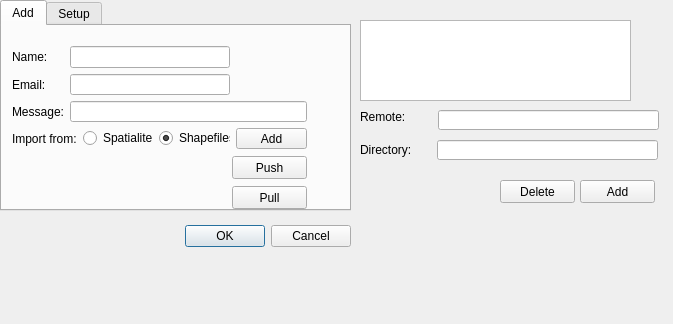
Above: geogig_module_dialog_base.ui from roscoeZA/GeoGigSync before the change. Below: the same form after it.
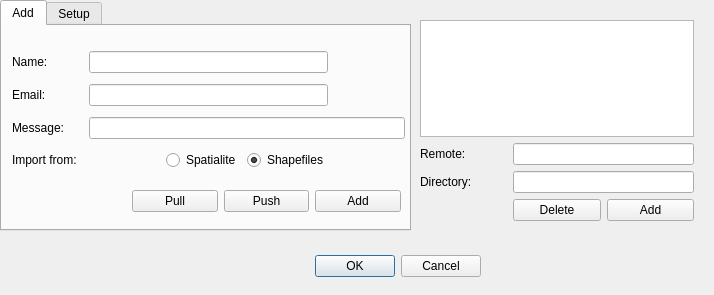
That is the form after the change. The open tabs and pages were chosen to show the change.

Commit message: Changed form layout

What changed in the file:
```diff
--- a/geogig_module_dialog_base.ui
+++ b/geogig_module_dialog_base.ui
@@ -6,8 +6,8 @@
    <rect>
     <x>0</x>
     <y>0</y>
-    <width>673</width>
-    <height>324</height>
+    <width>714</width>
+    <height>295</height>
    </rect>
   </property>
   <property name="windowTitle">
@@ -16,8 +16,8 @@
   <widget class="QDialogButtonBox" name="button_box">
    <property name="geometry">
     <rect>
-     <x>10</x>
-     <y>220</y>
+     <x>140</x>
+     <y>250</y>
      <width>341</width>
      <height>32</height>
     </rect>
@@ -34,8 +34,8 @@
     <rect>
      <x>0</x>
      <y>0</y>
-     <width>351</width>
-     <height>211</height>
+     <width>411</width>
+     <height>231</height>
     </rect>
    </property>
    <property name="currentIndex">
@@ -50,8 +50,8 @@
       <rect>
        <x>10</x>
        <y>20</y>
-       <width>295</width>
-       <height>103</height>
+       <width>393</width>
+       <height>132</height>
       </rect>
      </property>
      <layout class="QGridLayout" name="gridLayout">
@@ -109,7 +109,33 @@
         </property>
        </widget>
       </item>
-      <item row="3" column="4">
+     </layout>
+    </widget>
+    <widget class="QWidget" name="">
+     <property name="geometry">
+      <rect>
+       <x>130</x>
+       <y>160</y>
+       <width>269</width>
+       <height>30</height>
+      </rect>
+     </property>
+     <layout class="QHBoxLayout" name="horizontalLayout">
+      <item>
+       <widget class="QPushButton" name="pushButton_2">
+        <property name="text">
+         <string>Pull</string>
+        </property>
+       </widget>
+      </item>
+      <item>
+       <widget class="QPushButton" name="btnPush">
+        <property name="text">
+         <string>Push</string>
+        </property>
+       </widget>
+      </item>
+      <item>
        <widget class="QPushButton" name="btnSync">
         <property name="text">
          <string>Add</string>
@@ -118,32 +144,6 @@
       </item>
      </layout>
     </widget>
-    <widget class="QPushButton" name="btnPush">
-     <property name="geometry">
-      <rect>
-       <x>230</x>
-       <y>130</y>
-       <width>75</width>
-       <height>23</height>
-      </rect>
-     </property>
-     <property name="text">
-      <string>Push</string>
-     </property>
-    </widget>
-    <widget class="QPushButton" name="pushButton_2">
-     <property name="geometry">
-      <rect>
-       <x>230</x>
-       <y>160</y>
-       <width>75</width>
-       <height>23</height>
-      </rect>
-     </property>
-     <property name="text">
-      <string>Pull</string>
-     </property>
-    </widget>
    </widget>
    <widget class="QWidget" name="tab_2">
     <attribute name="title">
@@ -255,87 +255,62 @@
     </widget>
    </widget>
   </widget>
-  <widget class="QListWidget" name="listRepos">
+  <widget class="QWidget" name="widget" native="true">
    <property name="geometry">
     <rect>
-     <x>360</x>
+     <x>420</x>
      <y>20</y>
-     <width>271</width>
-     <height>81</height>
+     <width>274</width>
+     <height>201</height>
     </rect>
    </property>
-  </widget>
-  <widget class="QPushButton" name="btnDelete">
-   <property name="geometry">
-    <rect>
-     <x>500</x>
-     <y>180</y>
-     <width>75</width>
-     <height>23</height>
-    </rect>
-   </property>
-   <property name="text">
-    <string>Delete</string>
-   </property>
-  </widget>
-  <widget class="QPushButton" name="btnAdd">
-   <property name="geometry">
-    <rect>
-     <x>580</x>
-     <y>180</y>
-     <width>75</width>
-     <height>23</height>
-    </rect>
-   </property>
-   <property name="text">
-    <string>Add</string>
-   </property>
-  </widget>
-  <widget class="QLineEdit" name="txtRemote">
-   <property name="geometry">
-    <rect>
-     <x>438</x>
-     <y>110</y>
-     <width>221</width>
-     <height>20</height>
-    </rect>
-   </property>
-  </widget>
-  <widget class="QLabel" name="labelRemote_2">
-   <property name="geometry">
-    <rect>
-     <x>360</x>
-     <y>140</y>
-     <width>51</width>
-     <height>20</height>
-    </rect>
-   </property>
-   <property name="text">
-    <string>Directory: </string>
-   </property>
-  </widget>
-  <widget class="QLineEdit" name="txtDir">
-   <property name="geometry">
-    <rect>
-     <x>437</x>
-     <y>140</y>
-     <width>221</width>
-     <height>20</height>
-    </rect>
-   </property>
-  </widget>
-  <widget class="QLabel" name="labelRemoteURL">
-   <property name="geometry">
-    <rect>
-     <x>360</x>
-     <y>110</y>
-     <width>46</width>
-     <height>13</height>
-    </rect>
-   </property>
-   <property name="text">
-    <string>Remote: </string>
-   </property>
+   <layout class="QGridLayout" name="gridLayout_3">
+    <item row="0" column="0" colspan="3">
+     <widget class="QListWidget" name="listRepos"/>
+    </item>
+    <item row="1" column="0">
+     <widget class="QLabel" name="labelRemoteURL">
+      <property name="text">
+       <string>Remote: </string>
+      </property>
+     </widget>
+    </item>
+    <item row="1" column="1" colspan="2">
+     <widget class="QLineEdit" name="txtRemote"/>
+    </item>
+    <item row="2" column="0">
+     <widget class="QLabel" name="labelRemote_2">
+      <property name="text">
+       <string>Directory: </string>
+      </property>
+     </widget>
+    </item>
+    <item row="2" column="1" colspan="2">
+     <widget class="QLineEdit" name="txtDir"/>
+    </item>
+    <item row="3" column="1">
+     <widget class="QPushButton" name="btnDelete">
+      <property name="text">
+       <string>Delete</string>
+      </property>
+     </widget>
+    </item>
+    <item row="3" column="2">
+     <widget class="QPushButton" name="btnAdd">
+      <property name="text">
+       <string>Add</string>
+      </property>
+     </widget>
+    </item>
+   </layout>
+   <zorder>btnDelete</zorder>
+   <zorder>btnAdd</zorder>
+   <zorder>btnDelete</zorder>
+   <zorder>txtDir</zorder>
+   <zorder>txtRemote</zorder>
+   <zorder>listRepos</zorder>
+   <zorder>labelRemoteURL</zorder>
+   <zorder>labelRemote_2</zorder>
   </widget>
  </widget>
  <resources/>
```
Left out of the diff: 4 changed lines with no effect on the pictures.
